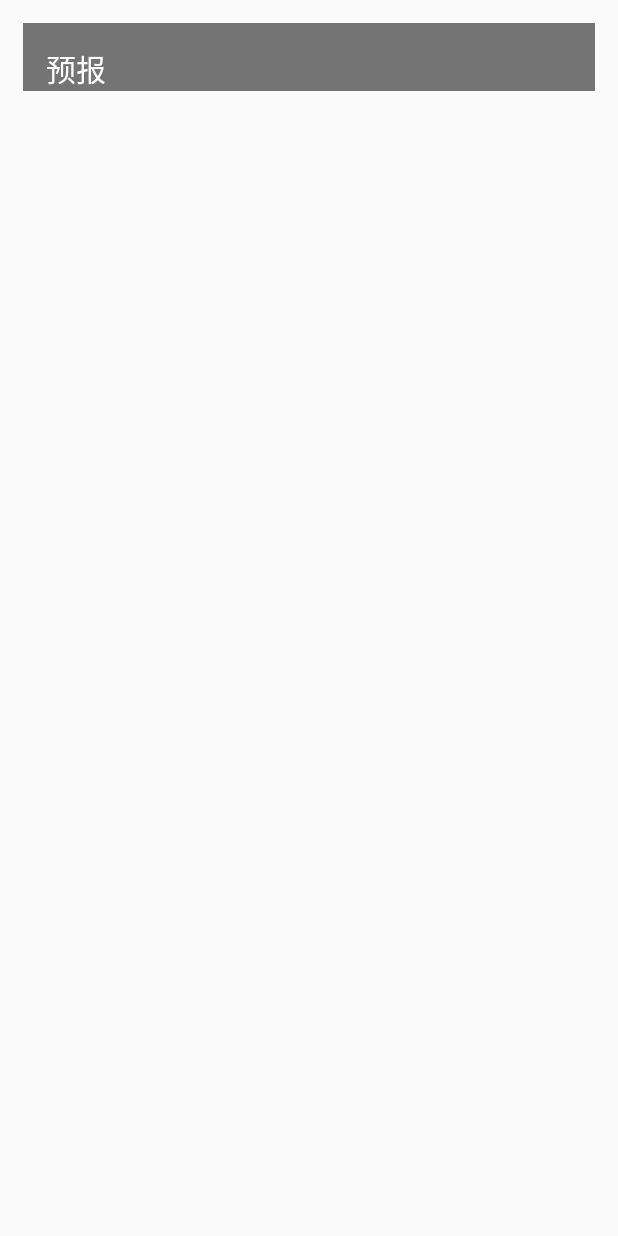
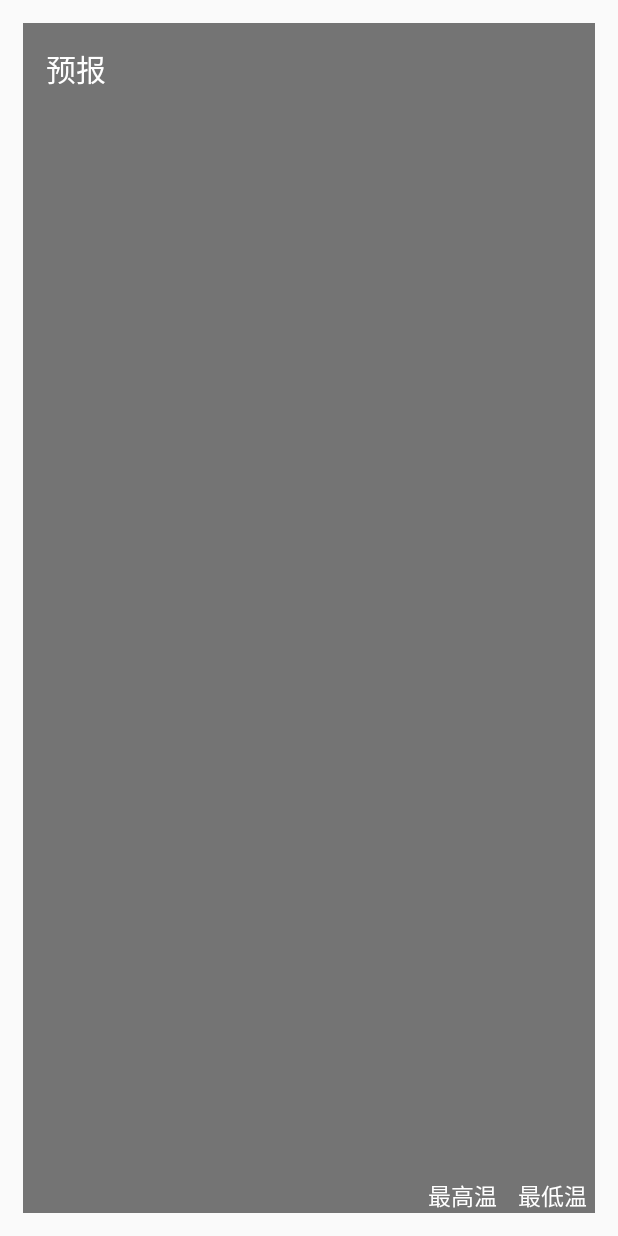
Before and after one commit to Accelerator-Ping/CoolWeather, an Android app: the layout forecast.xml on its own in the app's theme, with its tools: preview values and no code run, on a phone screen of 412 x 824 dp. Run offline under Robolectric (Android 15) with nearby library versions, the phone set to English and light mode, and no system bars.

Commit message:
-优化更新时间和最高温  最低温提示

```diff
--- a/app/src/main/java/com/example/hp/coolweather/WeatherActivity.java
+++ b/app/src/main/java/com/example/hp/coolweather/WeatherActivity.java
@@ -205,7 +205,7 @@ public class WeatherActivity extends AppCompatActivity {
         String weatherInfo =weather.now.more.info;
         degreeText.setText(degree);
         titleCity.setText(cityName);
-        titleUpdateTime.setText(updateTime);
+        titleUpdateTime.setText("更新时间: "+updateTime);
         weatherInfoText.setText(weatherInfo);
         forecastLayout.removeAllViews();
 
--- a/app/src/main/res/layout/forecast.xml
+++ b/app/src/main/res/layout/forecast.xml
@@ -6,6 +6,10 @@
     android:layout_margin="15dp"
     android:background="#8000">
 
+    <RelativeLayout
+        android:layout_width="wrap_content"
+        android:layout_height="wrap_content">
+
         <TextView
             android:layout_width="wrap_content"
             android:layout_height="wrap_content"
@@ -13,7 +17,30 @@
             android:layout_marginTop="15dp"
             android:text="预报"
             android:textColor="#fff"
-        android:textSize="20sp"/>
+            android:textSize="20sp" />
+
+        <TextView
+            android:layout_width="wrap_content"
+            android:layout_height="wrap_content"
+            android:layout_alignParentBottom="true"
+            android:layout_alignParentRight="true"
+            android:layout_marginRight="65dp"
+            android:text="最高温"
+            android:textColor="#fff"
+            android:textSize="15dp" />
+
+        <TextView
+            android:id="@+id/text_min"
+            android:layout_width="wrap_content"
+            android:layout_height="wrap_content"
+            android:layout_alignParentBottom="true"
+            android:layout_alignParentRight="true"
+            android:layout_marginRight="5dp"
+            android:text="最低温"
+            android:textColor="#fff"
+            android:textSize="15dp" />
+
+    </RelativeLayout>
 
     <!--未来几天的信息-->
     <LinearLayout
@@ -23,5 +50,7 @@
         android:layout_height="wrap_content" >
 
     </LinearLayout>
+
+
 </LinearLayout>
 <!--未来几天天气信息的布局-->
--- a/app/src/main/res/layout/title.xml
+++ b/app/src/main/res/layout/title.xml
@@ -28,6 +28,6 @@
         android:layout_alignParentRight="true"
         android:layout_centerVertical="true"
         android:textColor="#fff"
-        android:textSize="16sp" />
+        android:textSize="10sp" />
 
 </RelativeLayout>
```
Lines whose indentation alone changed are shown as unchanged.
